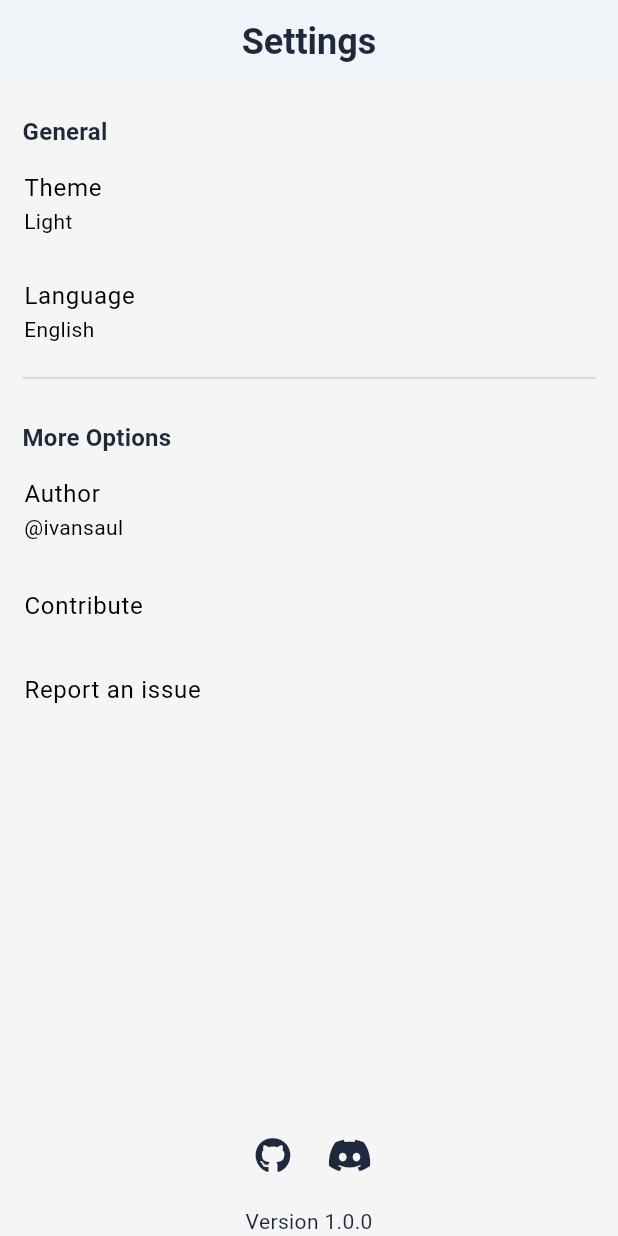
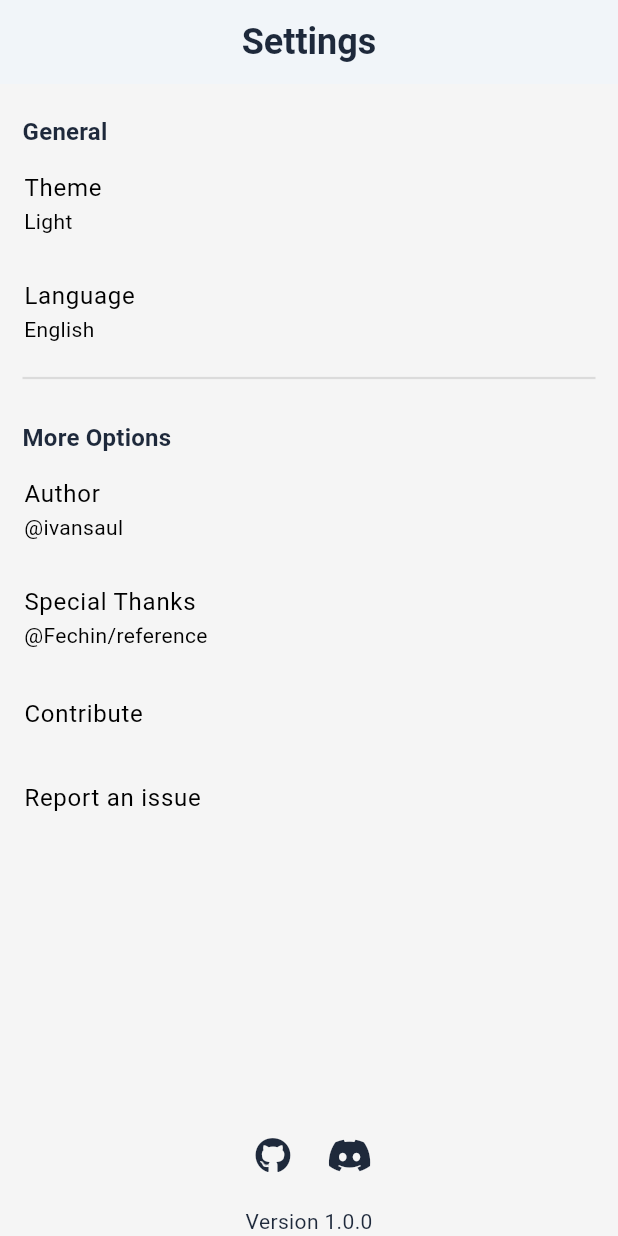
Before and after one commit to ivansaul/cheat-sheets, a Flutter app: the SettingsScreen screen opened by its route, on a phone screen of 412 x 824 dp. Run offline on Flutter 3.47's test engine with Material 3 defaults, Android fonts, the phone set to English and light mode, and no system bars; our stand-ins replace flutter_highlight, flutter_riverpod, flutter_svg, font_awesome_flutter, gap, go_router and 3 more; missing offline and left inert: markdown_widget; generated files the repository leaves out were written again; network calls fail.

Commit message:
feat(ui): add special tanks ListTile to screen_settings

```diff
--- a/lib/features/settings/settings_screen.dart
+++ b/lib/features/settings/settings_screen.dart
@@ -63,6 +63,11 @@ class SettingsScreen extends ConsumerWidget {
               title: const Text('Author'),
               subtitle: const Text('@ivansaul'),
               onTap: () => openLink(ConstantLinks.authorGithubLink),
+            ),
+            ListTile(
+              title: const Text('Special Thanks'),
+              subtitle: const Text('@Fechin/reference'),
+              onTap: () => openLink(ConstantLinks.specialThanksLink),
             ),
             ListTile(
               title: const Text('Contribute'),
--- a/lib/shared/constants/constants.dart
+++ b/lib/shared/constants/constants.dart
@@ -3,6 +3,7 @@ class ConstantLinks {
   static const String discordChatLink = 'https://discord.com/invite/tDvybtJ7y9';
   static const String projectGithubLink = 'https://github.com/ivansaul/cheat-sheets';
   static const String reportIssueLink = 'https://github.com/ivansaul/cheat-sheets/issues';
+  static const String specialThanksLink = 'https://github.com/Fechin/reference';
 }
 
 class ConstantIcons {
```
